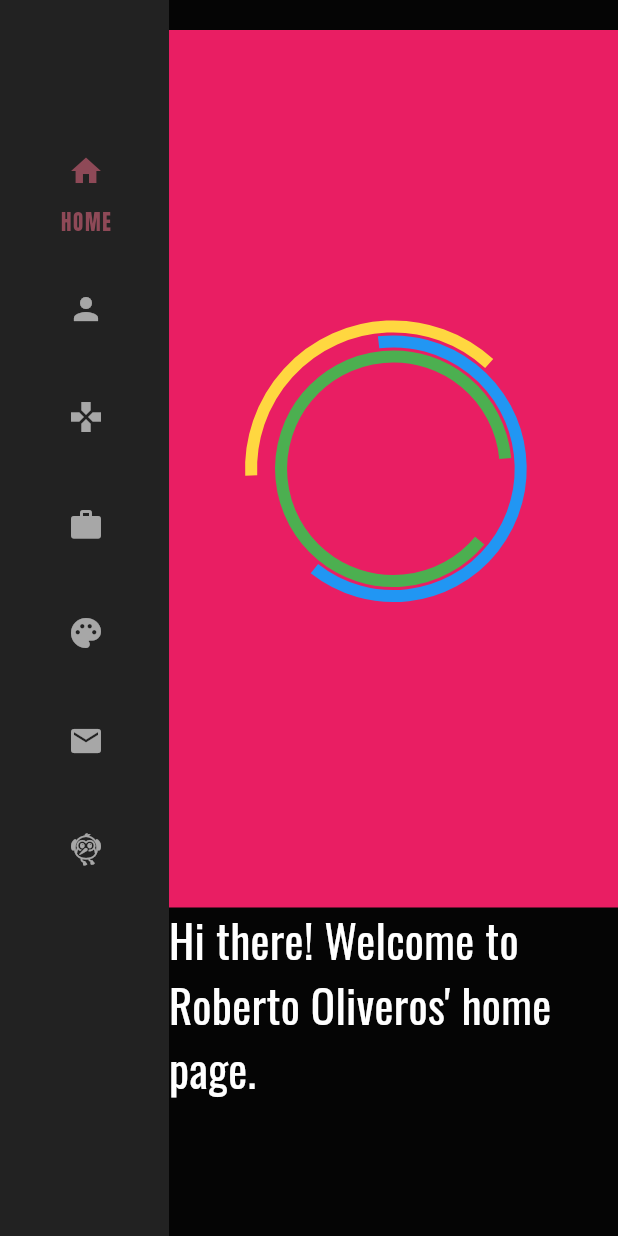
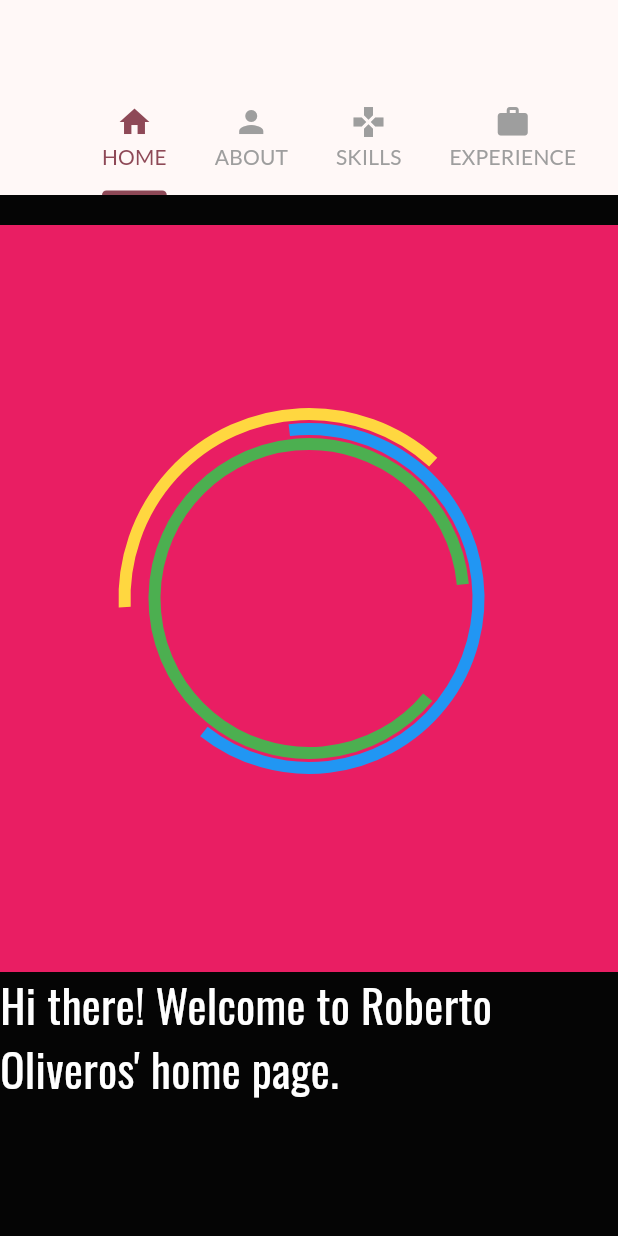
Before and after one commit to roboli/roboli-site, a Flutter app: the screen it shows after launch, on a phone screen of 412 x 824 dp. Run offline on Flutter 3.47's test engine with Material 3 defaults, Android fonts, the phone set to English and light mode, and no system bars; our stand-ins replace easy_debounce, go_router, google_fonts.

Commit message:
Make router responsive

```diff
--- /dev/null
+++ b/lib/helpers/constants.dart
@@ -0,0 +1 @@
+const screenBreakpoint = 780;
--- a/lib/main.dart
+++ b/lib/main.dart
@@ -14,6 +14,7 @@ class SiteApp extends StatelessWidget {
   Widget build(BuildContext context) {
     final textTheme = Theme.of(context).textTheme;
 
+    return LayoutBuilder(builder: (context, constraints) {
       return MaterialApp.router(
         title: 'Roboli\'s Site',
         theme: ThemeData(
@@ -26,11 +27,14 @@ class SiteApp extends StatelessWidget {
             dividerColor: Colors.transparent,
             unselectedLabelColor: Colors.white,
           ),
-        textTheme: GoogleFonts.latoTextTheme(textTheme).copyWith(
+          textTheme: GoogleFonts.latoTextTheme(textTheme)
+              .copyWith(
                 bodyMedium: GoogleFonts.oswald(textStyle: textTheme.bodyMedium),
-        ).apply(bodyColor: Colors.white),
+              )
+              .apply(bodyColor: Colors.white),
         ),
-      routerConfig: router,
+        routerConfig: buildRouter(constraints.maxWidth),
       );
+    });
   }
 }
--- /dev/null
+++ b/lib/router/app_bar.dart
@@ -0,0 +1,70 @@
+import 'package:flutter/material.dart';
+import 'package:go_router/go_router.dart';
+import 'package:roboli_site/router/side_panel.dart';
+
+class ScaffoldNavigationAppBar extends StatefulWidget {
+  const ScaffoldNavigationAppBar({
+    required this.navigationShell,
+    Key? key,
+  }) : super(key: key ?? const ValueKey<String>('ScaffoldNavigationAppBar'));
+
+  final StatefulNavigationShell navigationShell;
+
+  @override
+  State<StatefulWidget> createState() => _ScaffoldNavigationAppBar();
+}
+
+class _ScaffoldNavigationAppBar extends State<ScaffoldNavigationAppBar>
+    with SingleTickerProviderStateMixin {
+  late TabController _tabController;
+
+  @override
+  void initState() {
+    super.initState();
+    _tabController = TabController(vsync: this, length: 7);
+  }
+
+  @override
+  void dispose() {
+    _tabController.dispose();
+    super.dispose();
+   }
+
+  Widget _buildTab(String name, IconData iconData) {
+    return Tab(
+      icon: Icon(iconData),
+      text: name,
+    );
+  }
+
+  @override
+  Widget build(BuildContext context) {
+    return Scaffold(
+      appBar: AppBar(
+        bottom: TabBar(
+          controller: _tabController,
+          isScrollable: true,
+          unselectedLabelColor: Colors.grey,
+          tabs: [
+            _buildTab('HOME', Icons.home),
+            _buildTab('ABOUT', Icons.person),
+            _buildTab('SKILLS', Icons.gamepad),
+            _buildTab('EXPERIENCE', Icons.work),
+            _buildTab('MY WORK', Icons.palette_rounded),
+            _buildTab('CONTACT', Icons.email),
+            _buildTab('BORED?', Icons.flutter_dash),
+          ],
+          onTap: (index) {
+            widget.navigationShell.goBranch(index);
+          },
+        ),
+      ),
+      body: SafeArea(
+        child: SidePanel(
+          index: _tabController.index,
+          child: widget.navigationShell,
+        ),
+      ),
+    );
+  }
+}
--- a/lib/router/router.dart
+++ b/lib/router/router.dart
@@ -1,5 +1,7 @@
 import 'package:flutter/material.dart';
 import 'package:go_router/go_router.dart';
+import 'package:roboli_site/helpers/constants.dart';
+import 'package:roboli_site/router/app_bar.dart';
 
 import 'side_bar.dart';
 import '../pages/home_page.dart';
@@ -10,14 +12,21 @@ import '../pages/games_page.dart';
 import '../pages/my_work_page.dart';
 import '../pages/skills_page.dart';
 
-final router = GoRouter(
+GoRouter buildRouter(double screenSize) {
+  return GoRouter(
     routes: [
       StatefulShellRoute.indexedStack(
         builder: (BuildContext context, GoRouterState state,
             StatefulNavigationShell navigationShell) {
+          if (screenSize > screenBreakpoint) {
             return ScaffoldNavigationSideBar(
               navigationShell: navigationShell,
             );
+          } else {
+            return ScaffoldNavigationAppBar(
+              navigationShell: navigationShell,
+            );
+          }
         },
         branches: <StatefulShellBranch>[
           StatefulShellBranch(
@@ -94,3 +103,4 @@ final router = GoRouter(
       ),
     ],
   );
+}
```
Lines whose indentation alone changed are shown as unchanged.
